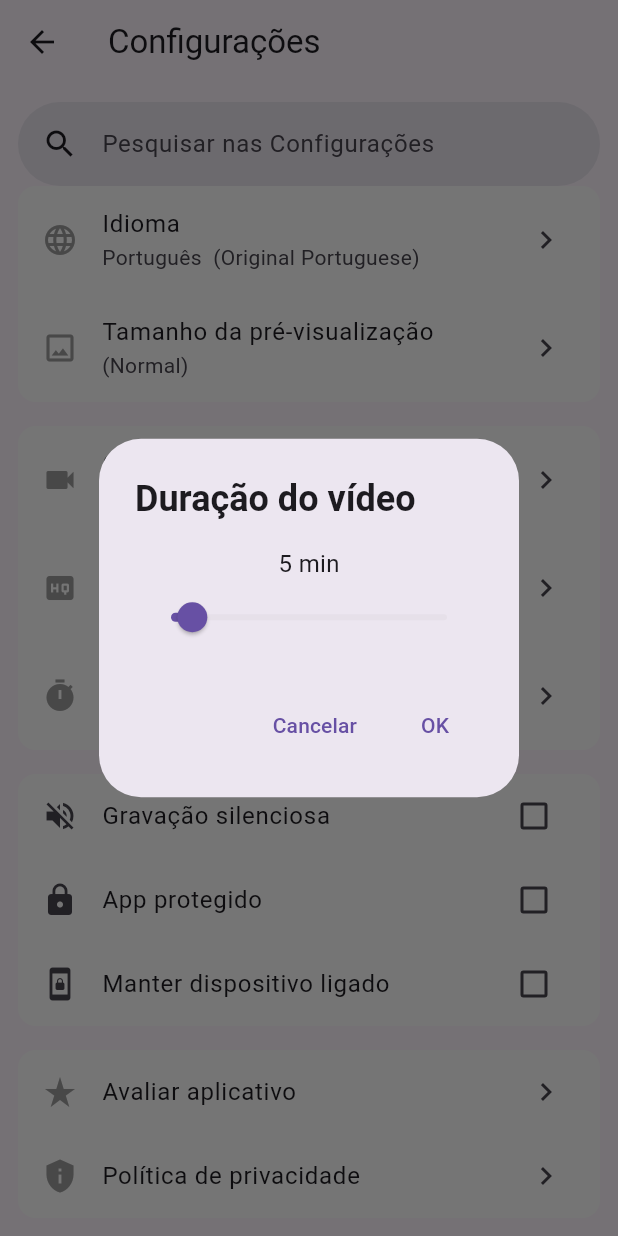
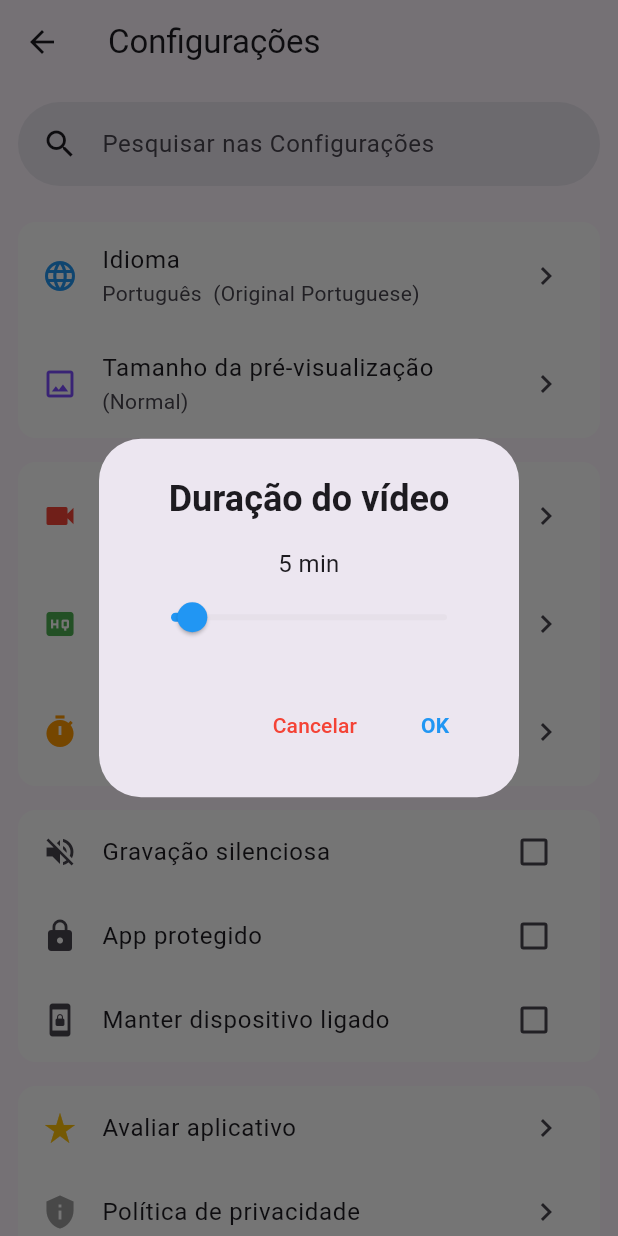
Before and after one commit to Fernando11K/ghost_rec, a Flutter app: the SettingsScreen screen opened by its route, after a tap on "Duração", on a phone screen of 412 x 824 dp. Run offline on Flutter 3.47's test engine with Material 3 defaults, Android fonts, the light colour scheme and no system bars.

Commit message:
refactor: refatora componentes

```diff
--- a/lib/widgets/ui/modals/radio_modal.dart
+++ b/lib/widgets/ui/modals/radio_modal.dart
@@ -13,7 +13,8 @@ Future<void> showRadioModal({
       return AlertDialog(
         title: Text(
           title,
-          style: const TextStyle(fontSize: 18, fontWeight: FontWeight.bold),
+          style: const TextStyle(fontSize: 22, fontWeight: FontWeight.bold),
+          textAlign: TextAlign.center,
         ),
         content: RadioGroup<String>(
           groupValue: value,
--- a/lib/widgets/ui/settings/settings_item.dart
+++ b/lib/widgets/ui/settings/settings_item.dart
@@ -2,6 +2,7 @@ import 'package:flutter/material.dart';
 
 class SettingsItem extends StatelessWidget {
   final IconData icon;
+  final Color? iconColor;
   final String title;
   final String? subtitle;
   final VoidCallback? onTap;
@@ -12,12 +13,13 @@ class SettingsItem extends StatelessWidget {
     required this.title,
     this.subtitle,
     this.onTap,
+    this.iconColor, // opcional
   });
 
   @override
   Widget build(BuildContext context) {
     return ListTile(
-      leading: Icon(icon, color: Colors.grey),
+      leading: Icon(icon, color: iconColor ?? Colors.grey),
       title: Text(title, style: const TextStyle(fontSize: 16)),
       subtitle: subtitle != null ? Text(subtitle!) : null,
       trailing: const Icon(Icons.chevron_right),
--- a/lib/widgets/ui/settings_screen.dart
+++ b/lib/widgets/ui/settings_screen.dart
@@ -1,3 +1,5 @@
+import 'dart:async';
+
 import 'package:flutter/material.dart';
 import 'package:ghost_rec/utils/labels.dart';
 import 'package:ghost_rec/widgets/ui/modals/radio_modal.dart';
@@ -22,19 +24,25 @@ class _SettingsScreenState extends State<SettingsScreen> {
   bool _appProtegido = false;
   bool _dispositivoLigado = false;
   String _pesquisa = '';
+
+  Timer? _debounce;
+
+  void _onSearchChanged(String value) {
+    _debounce?.cancel();
+    _debounce = Timer(const Duration(milliseconds: 500), () {
+      setState(() {
+        _pesquisa = value.toLowerCase();
+      });
+    });
+  }
+
+  @override
+  void dispose() {
+    _debounce?.cancel();
+    super.dispose();
+  }
+
   List<Widget> get listaDeConfiguracoes => [
-    SearchBar(
-      hintText: "Pesquisar nas Configurações",
-      elevation: const WidgetStatePropertyAll(0),
-      padding: const WidgetStatePropertyAll(
-        EdgeInsets.symmetric(horizontal: 16),
-      ),
-      onChanged: (value) {
-        setState(() => _pesquisa = value.toLowerCase());
-      },
-      leading: const Icon(Icons.search),
-    ),
-
     // GERAL
     SettingsGroup(
       children: [
@@ -43,12 +51,14 @@ class _SettingsScreenState extends State<SettingsScreen> {
           title: 'Idioma',
           subtitle: languageLabel(_idioma),
           onTap: _showlanguageModal,
+          iconColor: Colors.blue,
         ),
         SettingsItem(
           icon: Icons.crop_original,
           title: 'Tamanho da pré-visualização',
           subtitle: '($_tamanhoPrevisualizacao)',
           onTap: _showTamanhoModal,
+          iconColor: Colors.deepPurpleAccent,
         ),
       ],
     ),
@@ -61,18 +71,21 @@ class _SettingsScreenState extends State<SettingsScreen> {
           title: 'Câmera de gravação',
           subtitle: '($_camera)',
           onTap: _showCameraModal,
+          iconColor: Colors.red,
         ),
         SettingsItem(
           icon: Icons.high_quality,
           title: 'Qualidade do Vídeo',
           subtitle: '($_qualidadeVideo)',
           onTap: _showQualidadeModal,
+          iconColor: Colors.green,
         ),
         SettingsItem(
           icon: Icons.timer,
           title: 'Duração',
           subtitle: '(${_duracaoVideo.round()} min)',
           onTap: _showDuracaoModal,
+          iconColor: Colors.orange,
         ),
       ],
     ),
@@ -108,6 +121,7 @@ class _SettingsScreenState extends State<SettingsScreen> {
           icon: Icons.star_rate,
           title: 'Avaliar aplicativo',
           onTap: () {},
+          iconColor: Colors.amber,
         ),
         SettingsItem(
           icon: Icons.privacy_tip,
@@ -125,9 +139,6 @@ class _SettingsScreenState extends State<SettingsScreen> {
 
     return listaDeConfiguracoes
         .map((widget) {
-          // Mantém a SearchBar sempre visível
-          if (widget is SearchBar) return widget;
-
           if (widget is SettingsGroup) {
             final itensFiltrados = widget.children.where((child) {
               if (child is SettingsItem) {
@@ -211,12 +222,14 @@ class _SettingsScreenState extends State<SettingsScreen> {
               title: const Text(
                 'Duração do vídeo',
                 style: TextStyle(fontWeight: FontWeight.bold),
+                textAlign: TextAlign.center,
               ),
               content: Column(
                 mainAxisSize: MainAxisSize.min,
                 children: [
                   Text(
                     '${duracaoTemp.round()} min',
+                    textAlign: TextAlign.center,
                     style: const TextStyle(fontSize: 16),
                   ),
                   Slider(
@@ -230,13 +243,17 @@ class _SettingsScreenState extends State<SettingsScreen> {
                         duracaoTemp = v;
                       });
                     },
+                    activeColor: Colors.blue,
                   ),
                 ],
               ),
               actions: [
                 TextButton(
                   onPressed: () => Navigator.pop(context),
-                  child: const Text('Cancelar'),
+                  child: const Text(
+                    'Cancelar',
+                    style: TextStyle(color: Colors.red),
+                  ),
                 ),
                 TextButton(
                   onPressed: () {
@@ -245,7 +262,13 @@ class _SettingsScreenState extends State<SettingsScreen> {
                     });
                     Navigator.pop(context);
                   },
-                  child: const Text('OK'),
+                  child: const Text(
+                    'OK',
+                    style: TextStyle(
+                      color: Colors.blue,
+                      fontWeight: FontWeight.w600,
+                    ),
+                  ),
                 ),
               ],
             );
@@ -260,13 +283,32 @@ class _SettingsScreenState extends State<SettingsScreen> {
   Widget build(BuildContext context) {
     return Scaffold(
       appBar: AppBar(title: const Text('Configurações')),
-      body: ListView.builder(
-        padding: const EdgeInsets.all(12),
-        itemCount: listaFiltrada.length,
-        itemBuilder: (_, int index) {
-          return listaFiltrada[index];
-        },
+      body: Column(
+        children: [
+          Padding(padding: const EdgeInsets.all(12), child: _buildSearchBar()),
+          Expanded(
+            child: ListView.builder(
+              padding: const EdgeInsets.all(12),
+              itemCount: listaFiltrada.length,
+              itemBuilder: (_, int index) {
+                return listaFiltrada[index];
+              },
+            ),
+          ),
+        ],
       ),
     );
   }
+
+  Widget _buildSearchBar() {
+    return SearchBar(
+      hintText: "Pesquisar nas Configurações",
+      elevation: const WidgetStatePropertyAll(0),
+      padding: const WidgetStatePropertyAll(
+        EdgeInsets.symmetric(horizontal: 16),
+      ),
+      leading: const Icon(Icons.search),
+      onChanged: _onSearchChanged,
+    );
+  }
 }
```
